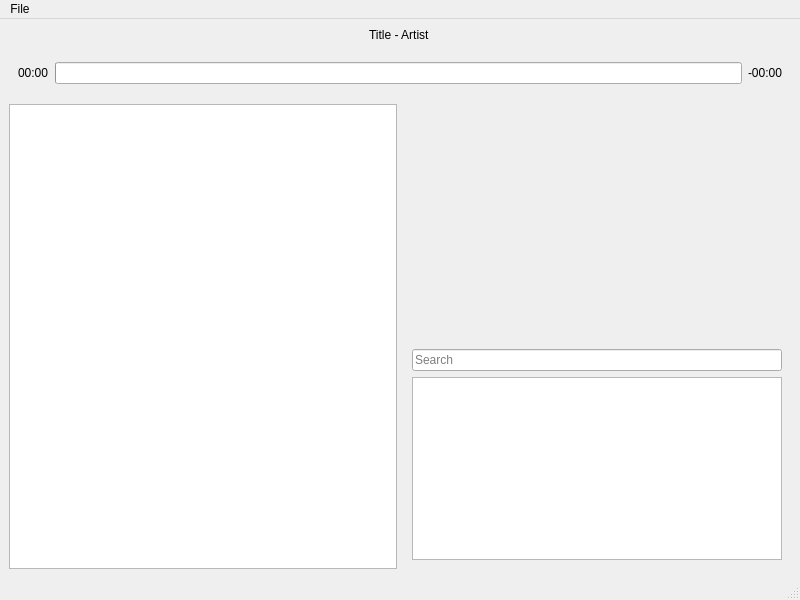
bitcastza/sarge, file sarge/resources/main_window.ui: the form before one commit.
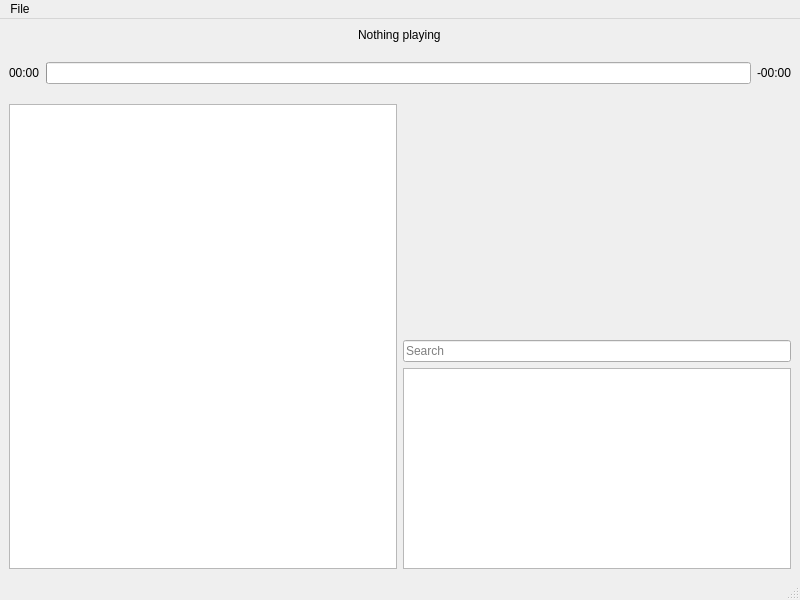
The form after the commit. Custom widgets are drawn as their Qt base class.

Commit message: add headers to library

The edit to the form file:
```diff
--- a/sarge/resources/main_window.ui
+++ b/sarge/resources/main_window.ui
@@ -14,8 +14,6 @@
    <string>Sarge</string>
   </property>
   <widget class="QWidget" name="centralwidget">
-   <layout class="QGridLayout" name="gridLayout_2">
-    <item row="0" column="0">
      <layout class="QGridLayout" name="gridLayout" rowstretch="0,0,1,1" columnstretch="1,1">
       <item row="1" column="0" colspan="2">
        <widget class="QWidget" name="now_playing_widget" native="true">
@@ -26,6 +24,18 @@
          </size>
         </property>
         <layout class="QHBoxLayout" name="horizontalLayout">
+       <property name="leftMargin">
+        <number>0</number>
+       </property>
+       <property name="topMargin">
+        <number>0</number>
+       </property>
+       <property name="rightMargin">
+        <number>0</number>
+       </property>
+       <property name="bottomMargin">
+        <number>0</number>
+       </property>
          <item>
           <widget class="QLabel" name="time_elapsed_label">
            <property name="text">
@@ -56,8 +66,36 @@
       <item row="3" column="1">
        <widget class="QWidget" name="library_widget" native="true">
         <layout class="QGridLayout" name="library_layout" rowstretch="0,0" columnstretch="0">
+       <property name="leftMargin">
+        <number>0</number>
+       </property>
+       <property name="topMargin">
+        <number>0</number>
+       </property>
+       <property name="rightMargin">
+        <number>0</number>
+       </property>
+       <property name="bottomMargin">
+        <number>0</number>
+       </property>
          <item row="1" column="0">
-          <widget class="QTableView" name="library_view"/>
+        <widget class="PlaylistView" name="library_view">
+         <property name="editTriggers">
+          <set>QAbstractItemView::NoEditTriggers</set>
+         </property>
+         <property name="selectionMode">
+          <enum>QAbstractItemView::SingleSelection</enum>
+         </property>
+         <property name="selectionBehavior">
+          <enum>QAbstractItemView::SelectRows</enum>
+         </property>
+         <attribute name="horizontalHeaderStretchLastSection">
+          <bool>true</bool>
+         </attribute>
+         <attribute name="verticalHeaderVisible">
+          <bool>false</bool>
+         </attribute>
+        </widget>
          </item>
          <item row="0" column="0">
           <widget class="QLineEdit" name="search_text">
@@ -83,17 +121,15 @@
       <item row="0" column="0" colspan="2" alignment="Qt::AlignHCenter">
        <widget class="QLabel" name="now_playing_tack_label">
         <property name="sizePolicy">
-         <sizepolicy hsizetype="Preferred" vsizetype="Expanding">
+       <sizepolicy hsizetype="Expanding" vsizetype="Fixed">
           <horstretch>0</horstretch>
           <verstretch>0</verstretch>
          </sizepolicy>
         </property>
         <property name="text">
-         <string>Title - Artist</string>
-        </property>
-       </widget>
-      </item>
-     </layout>
+       <string>Nothing playing</string>
+      </property>
+     </widget>
     </item>
    </layout>
   </widget>
@@ -115,6 +151,13 @@
   </widget>
   <widget class="QStatusBar" name="statusbar"/>
  </widget>
+ <customwidgets>
+  <customwidget>
+   <class>PlaylistView</class>
+   <extends>QTableView</extends>
+   <header location="global">sarge.playlist</header>
+  </customwidget>
+ </customwidgets>
  <resources/>
  <connections/>
 </ui>
```
Left out of the diff: 24 changed lines with no effect on the pictures. Lines whose indentation alone changed are shown as unchanged. The commit also changes 3 other files.
